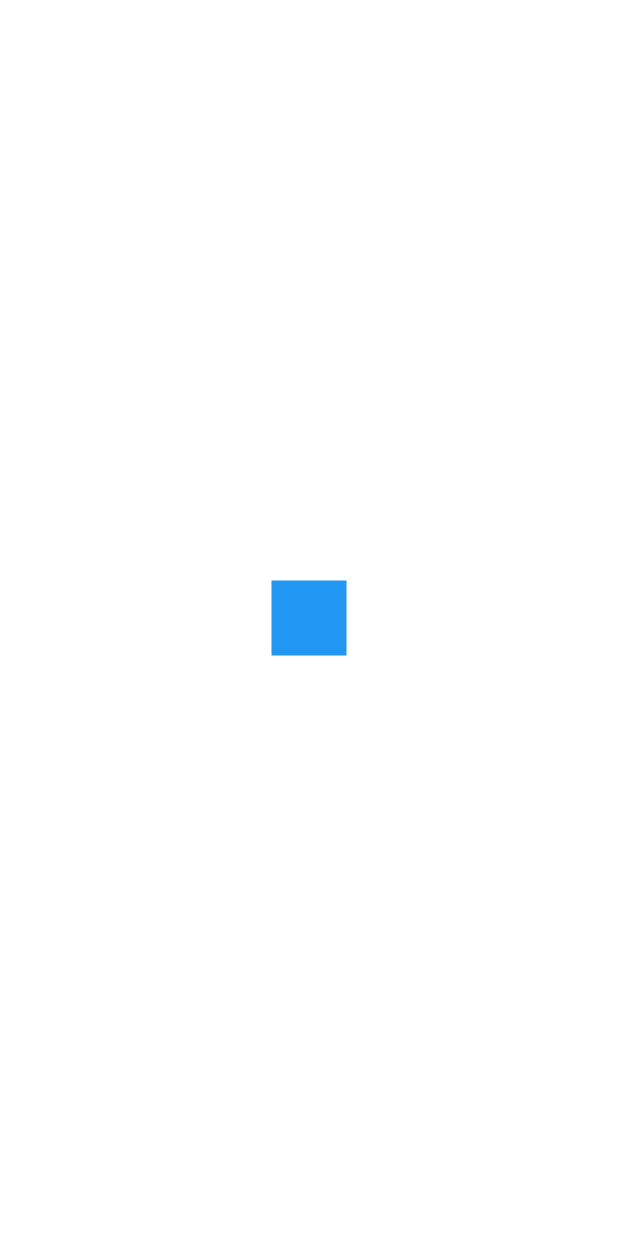
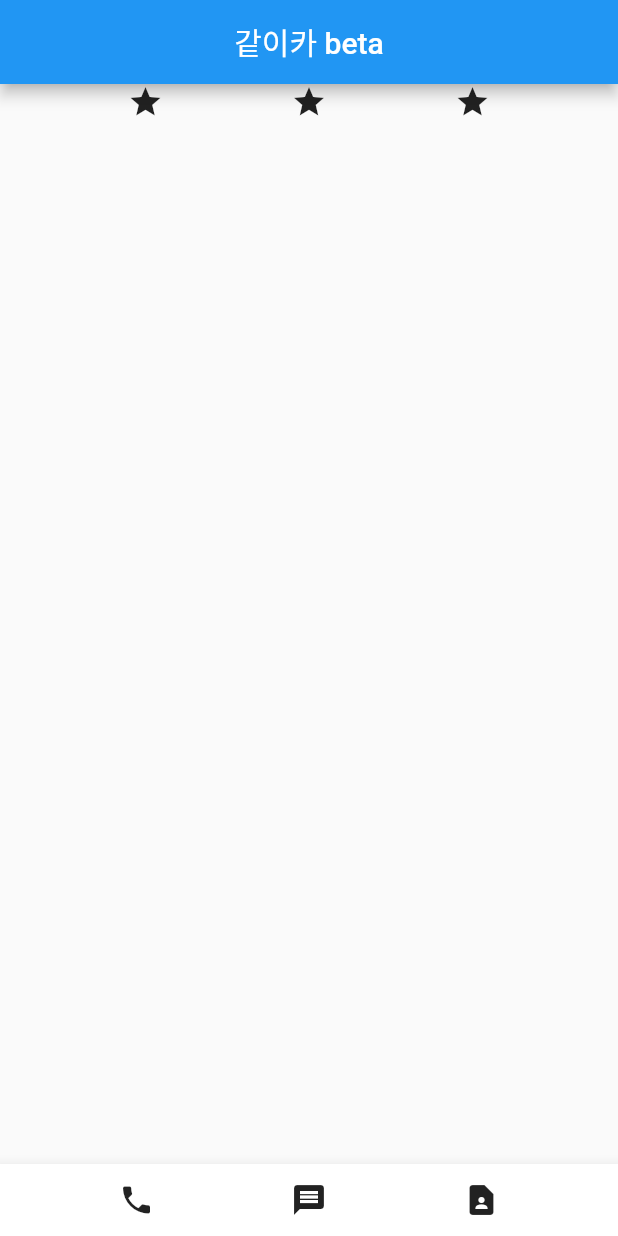
Before and after one commit to Offthegame/flutter_contact, a Flutter app: the screen it shows after launch, on a phone screen of 412 x 824 dp. Run offline on Flutter 3.47's test engine with Material 2 defaults, Android fonts, the phone set to English and light mode, and no system bars.

Commit message:
Part1_04_Flutter-Scaffold

```diff
--- a/analysis_options.yaml
+++ b/analysis_options.yaml
@@ -29,5 +29,6 @@ linter:
     avoid_print: false
     prefer_typing_uninitialized_variables: false
     prefer_const_constructors_in_immutables: false
+    prefer_const_literals_to_create_immutables: false
 # Additional information about this file can be found at
 # https://dart.dev/guides/language/analysis-options
--- a/lib/main.dart
+++ b/lib/main.dart
@@ -22,15 +22,46 @@ class MyApp extends StatelessWidget {
     // 코드 복사는 Ctrl + D
     // return Container(
     return MaterialApp(
-        home: Center(
-      //  Text('안녕')처럼 텍스트도 넣을 수 있음
-      //  Icon(Icon.아이콘이름)하면 아이콘 넣어줌(플러터 홈페이지에 있음)
-      //  네모 박스는 Container(), 이미지는 Image.asset('이미지경로')
-      //  이미지는 assets폴더 만들고 pubspec.yaml 이미지 경로 등록 필요
-      //    아래처럼 바로 CSS설정이 가능함, 단위는 LP(Logical Pixel)로 1cm에 38LP라고 함
-            child: Container(width : 50, height : 50, color: Colors.blue)
-        //        child위젯도 넣어봄
+        //기본 flutter 테마는 크게 두가지, MaterialApp과 Cupertino
+        //디자인 빼고도 기능이 많아서 사용하는게 좋음
+        // Material Design 쓰기 위해선 pubspec.yaml에 uses-material-design: true 여야 함
+        home: Scaffold(
+          appBar: AppBar(
+            title: const Text('같이카 beta'),
+            centerTitle: true,
+          ),
+          body: Row(
+            // Row는 가로로, Column은 세로로 배치
+            mainAxisAlignment: MainAxisAlignment.spaceEvenly,
+            // display: flex와 유사한 기능, row에서는 가로로 column에서는 세로로 동일 간격
+            // justify-content: space-around와 같음
+            // crossAxisAlignment: CrossAxisAlignment.center,(상하 폭이 필요함)
+            // ㄴalign-items : center 느낌? (수직을 보조하는?)
+            //  Ctrl+Space누르면 자동완성 뜸, 그걸로 코드 작성
+            //  안에 넣을 함수는 왼쪽과 똑같이 쳐보는 걸로 시작
+            //  아니면 마우스 hover를 통해 함수 파악,
+            //  또는 함수 뒤에 점(.)을 찍거나 괄호()를 치거나 하면서 함수가 되는지 확인
+            //  자동 완성엔 한계가 있어서 구글링이 답 ㅠㅠ
+            children: [
+              Icon(Icons.star),
+              Icon(Icons.star),
+              Icon(Icons.star),
+            ]
+          // children : const [] 하지 않았다고 밑줄 생김
+          // analysis_options.yaml 이동해서 아래 코드 추가
+          // prefer_const_literals_to_create_immutables: false
+          ),
+          bottomNavigationBar: BottomAppBar(
+            child: Row(
+              mainAxisAlignment: MainAxisAlignment.spaceEvenly,
+              children: [
+                IconButton(onPressed: () {}, icon: Icon(Icons.phone)),
+                IconButton(onPressed: () {}, icon: Icon(Icons.message)),
+                IconButton(onPressed: () {}, icon: Icon(Icons.contact_page)),
+            ],
+          ),
         )
+      )
     );
   }
 }
```
